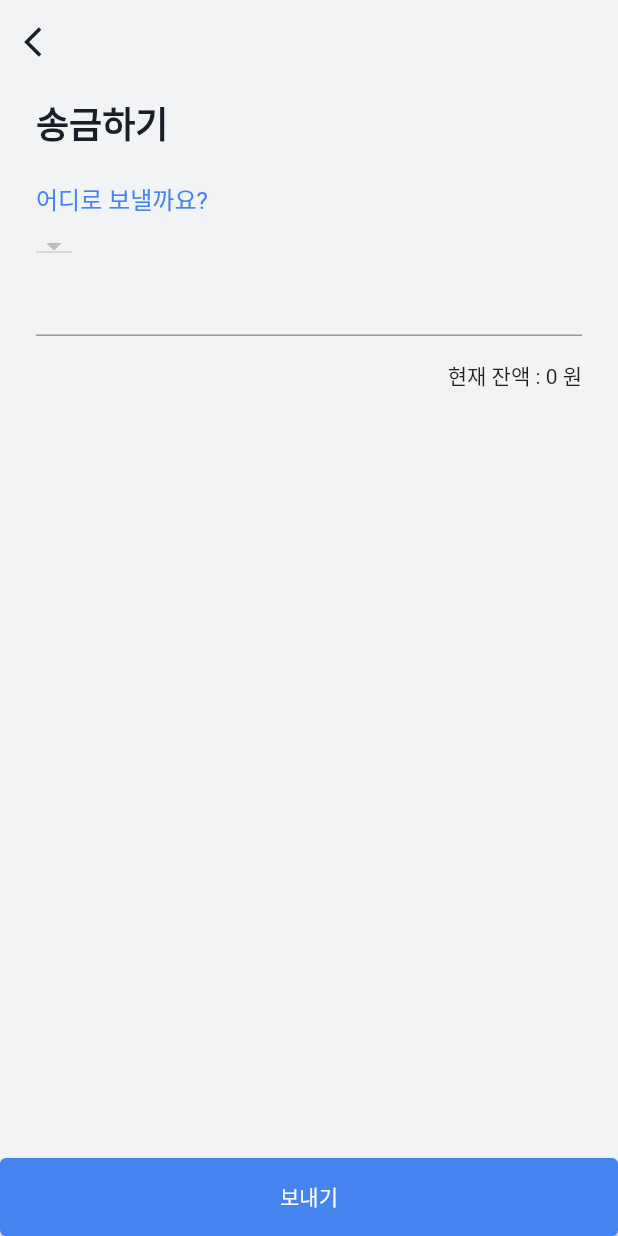
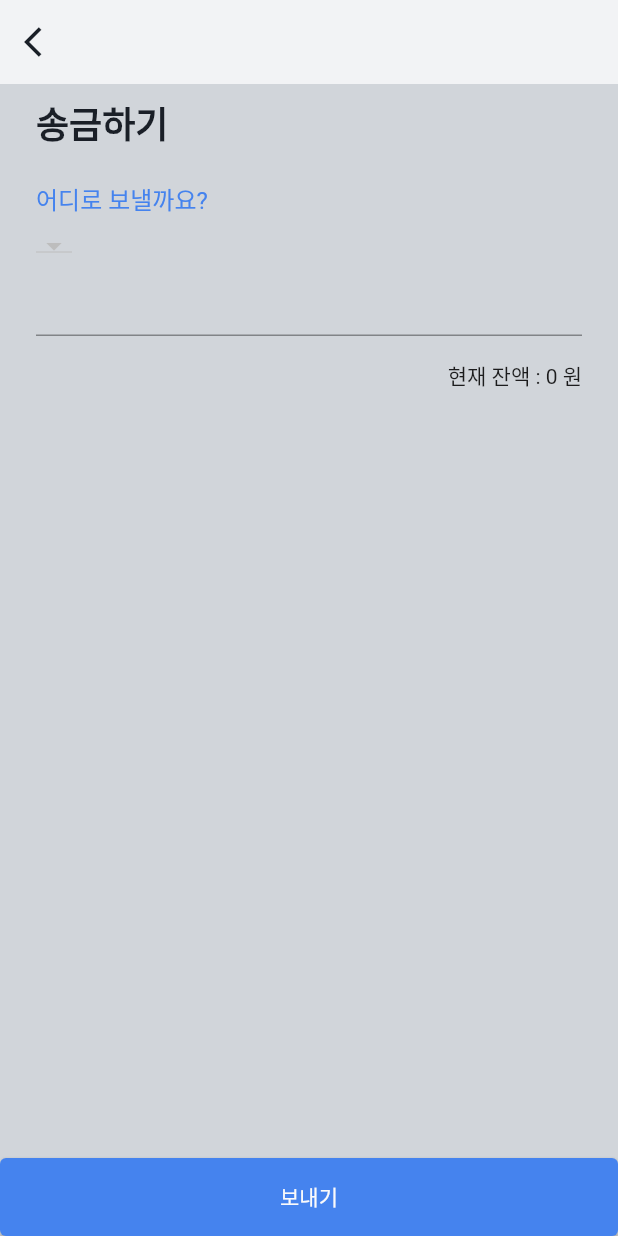
Before and after one commit to MotyJang/chang_toss, a Flutter app: the SendPage screen opened directly, on a phone screen of 412 x 824 dp. Run offline on Flutter 3.47's test engine with Material 2 defaults, Android fonts, the phone set to English and light mode, and no system bars; our stand-ins replace shared_preferences; accounts and stored records are empty.

Commit message:
home수정

```diff
--- a/lib/pages/send_page.dart
+++ b/lib/pages/send_page.dart
@@ -42,7 +42,7 @@ class _SendPageState extends State<SendPage> {
         return GestureDetector(
           onTap: () {},
           child: Scaffold(
-            backgroundColor: TossColor.grey1,
+            backgroundColor: TossColor.grey2,
             appBar: createAppBar(context),
             body: createBody(bankService),
             bottomNavigationBar: createNavigationBar(context, bankService),
```
